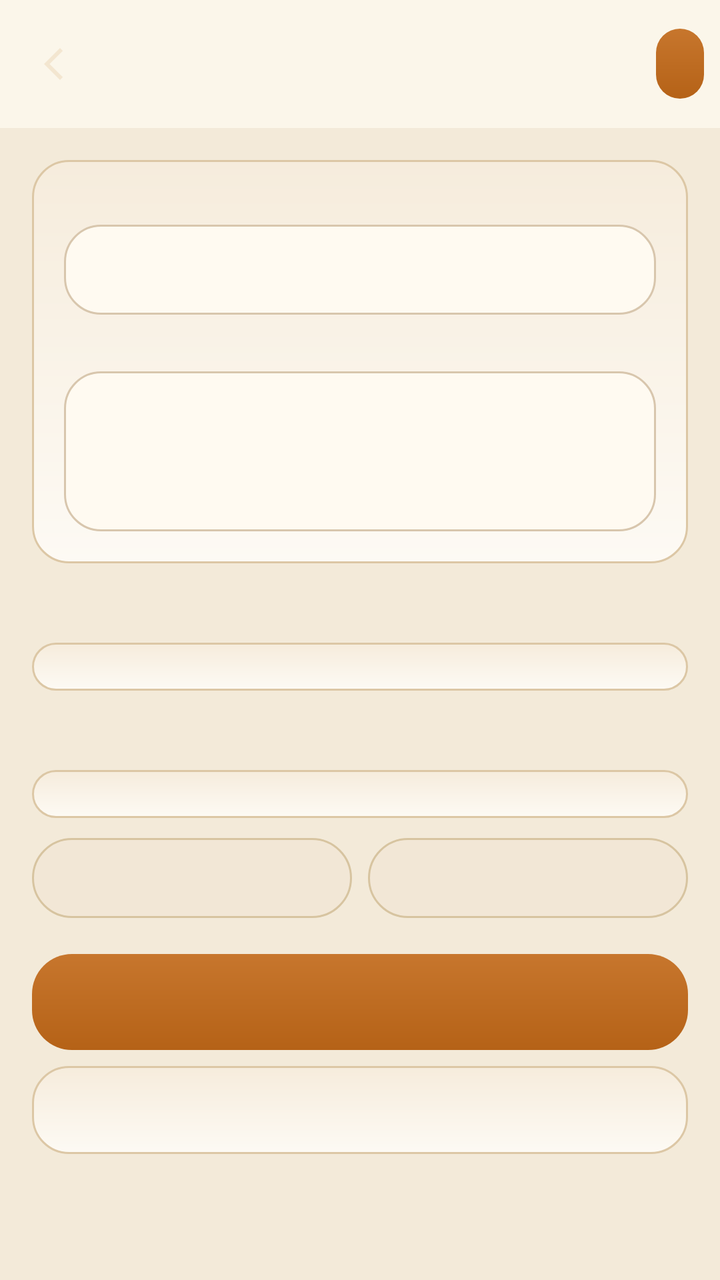
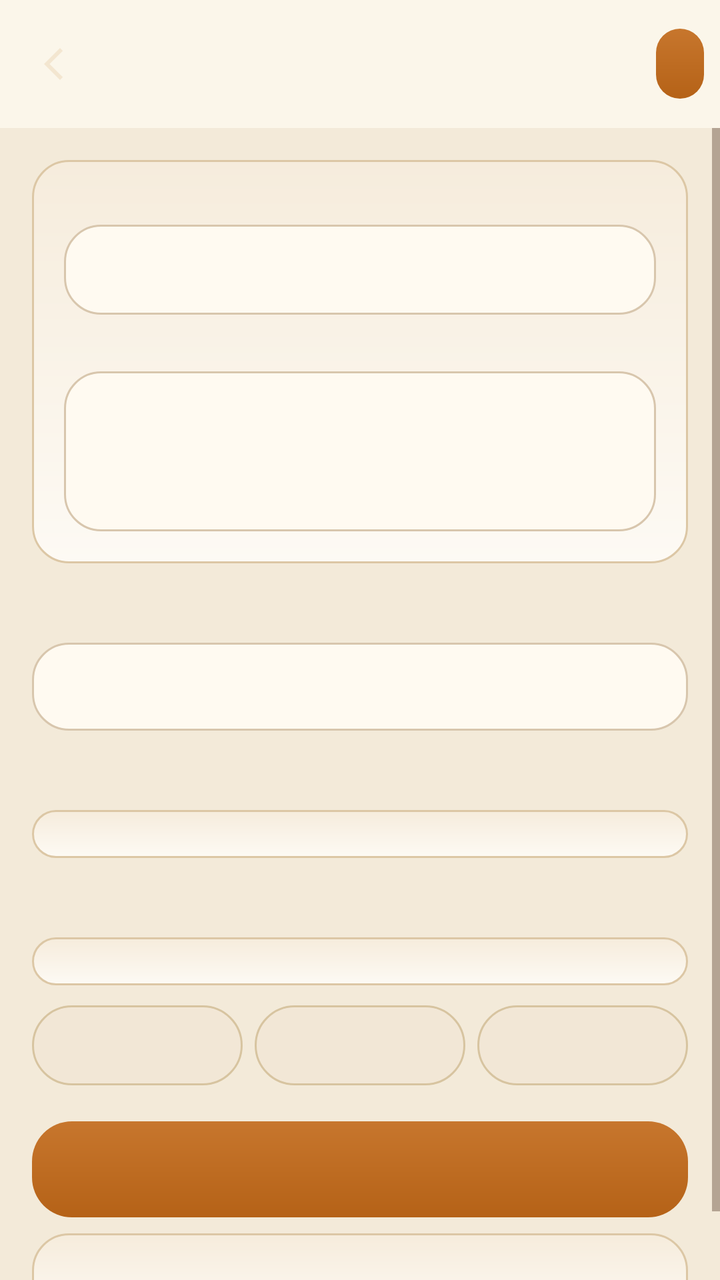

Screens rendered from an Android XML layout before and after an edit, with the pre-edit source and the edit as a unified diff.
<!-- AndroidManifest.xml: application theme Theme.Tavern -->
<!-- res/layout/activity_story.xml -->
<?xml version="1.0" encoding="utf-8"?>
<LinearLayout xmlns:android="http://schemas.android.com/apk/res/android"
    android:layout_width="match_parent"
    android:layout_height="match_parent"
    android:background="@color/bg"
    android:orientation="vertical">

    <LinearLayout
        android:layout_width="match_parent"
        android:layout_height="64dp"
        android:background="@color/surface"
        android:gravity="center_vertical"
        android:orientation="horizontal"
        android:paddingHorizontal="8dp">

        <ImageButton
            android:id="@+id/btnBack"
            android:layout_width="40dp"
            android:layout_height="40dp"
            android:background="?attr/selectableItemBackgroundBorderless"
            android:contentDescription="back"
            android:src="@drawable/ic_back" />

        <TextView
            android:id="@+id/headerTitle"
            android:layout_width="0dp"
            android:layout_height="wrap_content"
            android:layout_weight="1"
            android:ellipsize="end"
            android:fontFamily="serif"
            android:maxLines="1"
            android:textColor="@color/candle"
            android:textSize="17sp" />

        <TextView
            android:id="@+id/btnSave"
            android:layout_width="wrap_content"
            android:layout_height="wrap_content"
            android:background="@drawable/bg_chip_on"
            android:paddingHorizontal="12dp"
            android:paddingVertical="8dp"
            android:textColor="@color/on_candle" />
    </LinearLayout>

    <ScrollView
        android:layout_width="match_parent"
        android:layout_height="0dp"
        android:layout_weight="1">

        <LinearLayout
            android:layout_width="match_parent"
            android:layout_height="wrap_content"
            android:orientation="vertical"
            android:padding="16dp">

            <LinearLayout
                android:layout_width="match_parent"
                android:layout_height="wrap_content"
                android:background="@drawable/bg_card"
                android:orientation="vertical"
                android:padding="16dp">

                <TextView android:id="@+id/lName" android:layout_width="match_parent" android:layout_height="wrap_content" android:textColor="@color/muted" android:textSize="12sp" />
                <EditText android:id="@+id/etName" android:layout_width="match_parent" android:layout_height="wrap_content" android:background="@drawable/bg_input" android:fontFamily="serif" android:minHeight="44dp" android:padding="12dp" android:textColor="@color/ink" android:textSize="16sp" />

                <TextView android:id="@+id/lDesc" android:layout_width="match_parent" android:layout_height="wrap_content" android:layout_marginTop="12dp" android:textColor="@color/muted" android:textSize="12sp" />
                <EditText android:id="@+id/etDesc" android:layout_width="match_parent" android:layout_height="wrap_content" android:background="@drawable/bg_input" android:gravity="top" android:inputType="textMultiLine" android:minHeight="80dp" android:padding="12dp" android:textColor="@color/ink" android:textSize="14sp" />
            </LinearLayout>

            <TextView android:id="@+id/lWorld" android:layout_width="match_parent" android:layout_height="wrap_content" android:layout_marginTop="16dp" android:textColor="@color/candle" android:textSize="13sp" />
            <LinearLayout android:id="@+id/worldList" android:layout_width="match_parent" android:layout_height="wrap_content" android:layout_marginTop="6dp" android:background="@drawable/bg_card" android:orientation="vertical" android:padding="12dp" />

            <TextView android:id="@+id/lCast" android:layout_width="match_parent" android:layout_height="wrap_content" android:layout_marginTop="16dp" android:textColor="@color/candle" android:textSize="13sp" />
            <LinearLayout android:id="@+id/castList" android:layout_width="match_parent" android:layout_height="wrap_content" android:layout_marginTop="6dp" android:background="@drawable/bg_card" android:orientation="vertical" android:padding="12dp" />

            <LinearLayout android:layout_width="match_parent" android:layout_height="wrap_content" android:layout_marginTop="10dp" android:orientation="horizontal">
                <TextView android:id="@+id/btnAddCompanion" android:layout_width="0dp" android:layout_height="40dp" android:layout_marginEnd="8dp" android:layout_weight="1" android:background="@drawable/bg_chip" android:gravity="center" android:textColor="@color/ink" android:textSize="12sp" />
                <TextView android:id="@+id/btnAddNpc" android:layout_width="0dp" android:layout_height="40dp" android:layout_weight="1" android:background="@drawable/bg_chip" android:gravity="center" android:textColor="@color/ink" android:textSize="12sp" />
            </LinearLayout>

            <TextView android:id="@+id/btnStart" android:layout_width="match_parent" android:layout_height="48dp" android:layout_marginTop="18dp" android:background="@drawable/bg_chip_on" android:gravity="center" android:textColor="@color/on_candle" />
            <TextView android:id="@+id/btnDelete" android:layout_width="match_parent" android:layout_height="44dp" android:layout_marginTop="8dp" android:background="@drawable/bg_card" android:gravity="center" android:textColor="@color/wine" />
        </LinearLayout>
    </ScrollView>
</LinearLayout>
<!-- resources referenced by this layout -->
<resources>
  <color name="bg">#f3ead9</color>
  <color name="candle">#b56a1a</color>
  <color name="ink">#2a1d16</color>
  <color name="muted">#7a6554</color>
  <color name="on_candle">#f3ead9</color>
  <color name="surface">#fbf6ea</color>
  <color name="wine">#8c3d3a</color>
  <!-- drawable bg_card (drawable) -->
  <?xml version="1.0" encoding="utf-8"?>
  <shape xmlns:android="http://schemas.android.com/apk/res/android">
      <gradient
          android:angle="90"
          android:endColor="#f6ecdc"
          android:startColor="#fdfaf4" />
      <corners android:radius="18dp" />
      <stroke android:width="1dp" android:color="#dcc7a5" />
  </shape>
  <!-- drawable bg_chip (drawable) -->
  <?xml version="1.0" encoding="utf-8"?>
  <shape xmlns:android="http://schemas.android.com/apk/res/android">
      <solid android:color="#f2e7d6" />
      <corners android:radius="20dp" />
      <stroke android:width="1dp" android:color="#d7c4a0" />
  </shape>
  <!-- drawable bg_chip_on (drawable) -->
  <?xml version="1.0" encoding="utf-8"?>
  <shape xmlns:android="http://schemas.android.com/apk/res/android">
      <gradient
          android:angle="90"
          android:endColor="#c7762d"
          android:startColor="#b56217" />
      <corners android:radius="20dp" />
  </shape>
  <!-- drawable bg_input (drawable) -->
  <?xml version="1.0" encoding="utf-8"?>
  <shape xmlns:android="http://schemas.android.com/apk/res/android">
      <solid android:color="#fffaf1" />
      <corners android:radius="18dp" />
      <stroke android:width="1dp" android:color="#d8c6ad" />
  </shape>
  <!-- drawable ic_back (drawable) -->
  <?xml version="1.0" encoding="utf-8"?>
  <vector xmlns:android="http://schemas.android.com/apk/res/android" android:width="24dp" android:height="24dp" android:viewportWidth="24" android:viewportHeight="24">
      <path android:fillColor="#f3e6d0" android:pathData="M15.4,5.4L14,4l-8,8 8,8 1.4,-1.4L8.8,12z"/>
  </vector>
  <style name="Theme.Tavern" parent="Theme.Material3.DayNight.NoActionBar">
          <item name="colorPrimary">@color/candle</item>
          <item name="colorOnPrimary">@color/on_candle</item>
          <item name="colorPrimaryContainer">@color/raised</item>
          <item name="colorOnPrimaryContainer">@color/ink</item>
          <item name="colorSecondary">@color/wine</item>
          <item name="colorOnSecondary">@color/ink</item>
          <item name="colorSurface">@color/surface</item>
          <item name="colorOnSurface">@color/ink</item>
          <item name="android:statusBarColor">@color/bg</item>
          <item name="android:navigationBarColor">@color/surface</item>
          <item name="android:windowBackground">@color/bg</item>
          <item name="android:textColor">@color/ink</item>
          <item name="android:textColorPrimary">@color/ink</item>
          <item name="android:textColorSecondary">@color/muted</item>
          <item name="android:windowLightStatusBar">true</item>
          <item name="colorControlActivated">@color/candle</item>
          <item name="android:colorAccent">@color/candle</item>
      </style>
  <color name="raised">#efe4d0</color>
</resources>

<!-- the commit's change to res/layout/activity_story.xml (unified diff, before → after) -->
@@ -67,6 +67,15 @@
                 <EditText android:id="@+id/etDesc" android:layout_width="match_parent" android:layout_height="wrap_content" android:background="@drawable/bg_input" android:gravity="top" android:inputType="textMultiLine" android:minHeight="80dp" android:padding="12dp" android:textColor="@color/ink" android:textSize="14sp" />
             </LinearLayout>
 
+            <TextView android:id="@+id/lPersona" android:layout_width="match_parent" android:layout_height="wrap_content" android:layout_marginTop="16dp" android:textColor="@color/candle" android:textSize="13sp" />
+            <Spinner
+                android:id="@+id/spPersona"
+                android:layout_width="match_parent"
+                android:layout_height="44dp"
+                android:layout_marginTop="6dp"
+                android:background="@drawable/bg_input"
+                android:padding="8dp" />
+
             <TextView android:id="@+id/lWorld" android:layout_width="match_parent" android:layout_height="wrap_content" android:layout_marginTop="16dp" android:textColor="@color/candle" android:textSize="13sp" />
             <LinearLayout android:id="@+id/worldList" android:layout_width="match_parent" android:layout_height="wrap_content" android:layout_marginTop="6dp" android:background="@drawable/bg_card" android:orientation="vertical" android:padding="12dp" />
 
@@ -74,7 +83,8 @@
             <LinearLayout android:id="@+id/castList" android:layout_width="match_parent" android:layout_height="wrap_content" android:layout_marginTop="6dp" android:background="@drawable/bg_card" android:orientation="vertical" android:padding="12dp" />
 
             <LinearLayout android:layout_width="match_parent" android:layout_height="wrap_content" android:layout_marginTop="10dp" android:orientation="horizontal">
-                <TextView android:id="@+id/btnAddCompanion" android:layout_width="0dp" android:layout_height="40dp" android:layout_marginEnd="8dp" android:layout_weight="1" android:background="@drawable/bg_chip" android:gravity="center" android:textColor="@color/ink" android:textSize="12sp" />
+                <TextView android:id="@+id/btnAddMain" android:layout_width="0dp" android:layout_height="40dp" android:layout_marginEnd="6dp" android:layout_weight="1" android:background="@drawable/bg_chip" android:gravity="center" android:textColor="@color/ink" android:textSize="12sp" />
+                <TextView android:id="@+id/btnAddCompanion" android:layout_width="0dp" android:layout_height="40dp" android:layout_marginEnd="6dp" android:layout_weight="1" android:background="@drawable/bg_chip" android:gravity="center" android:textColor="@color/ink" android:textSize="12sp" />
                 <TextView android:id="@+id/btnAddNpc" android:layout_width="0dp" android:layout_height="40dp" android:layout_weight="1" android:background="@drawable/bg_chip" android:gravity="center" android:textColor="@color/ink" android:textSize="12sp" />
             </LinearLayout>
 
